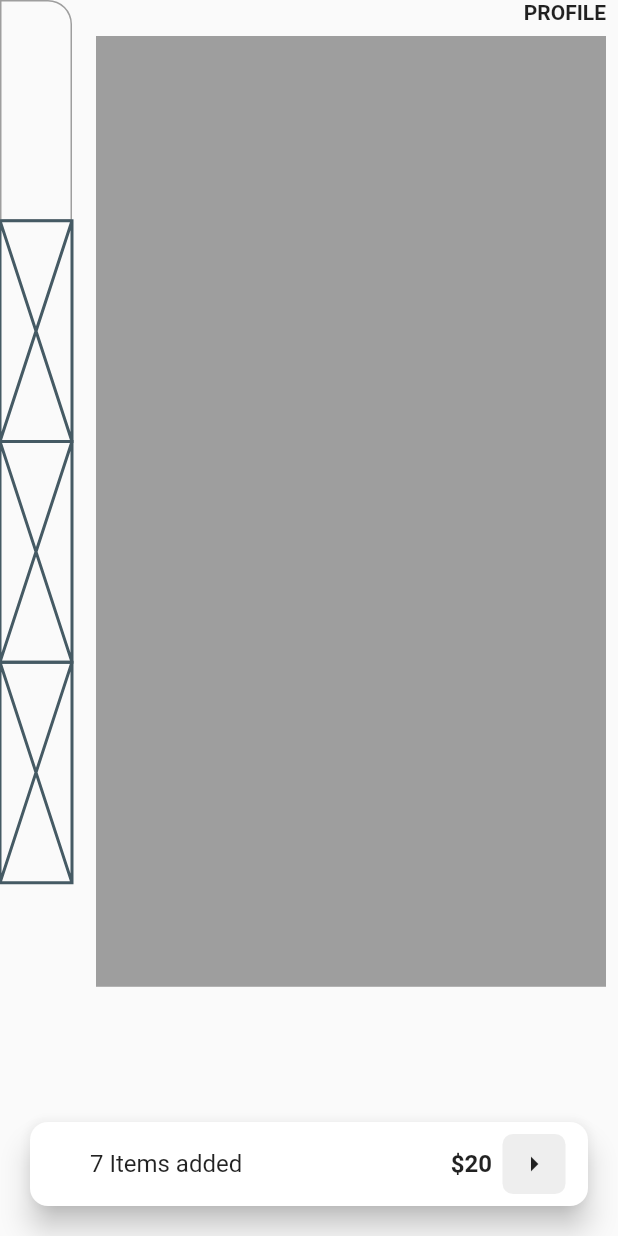
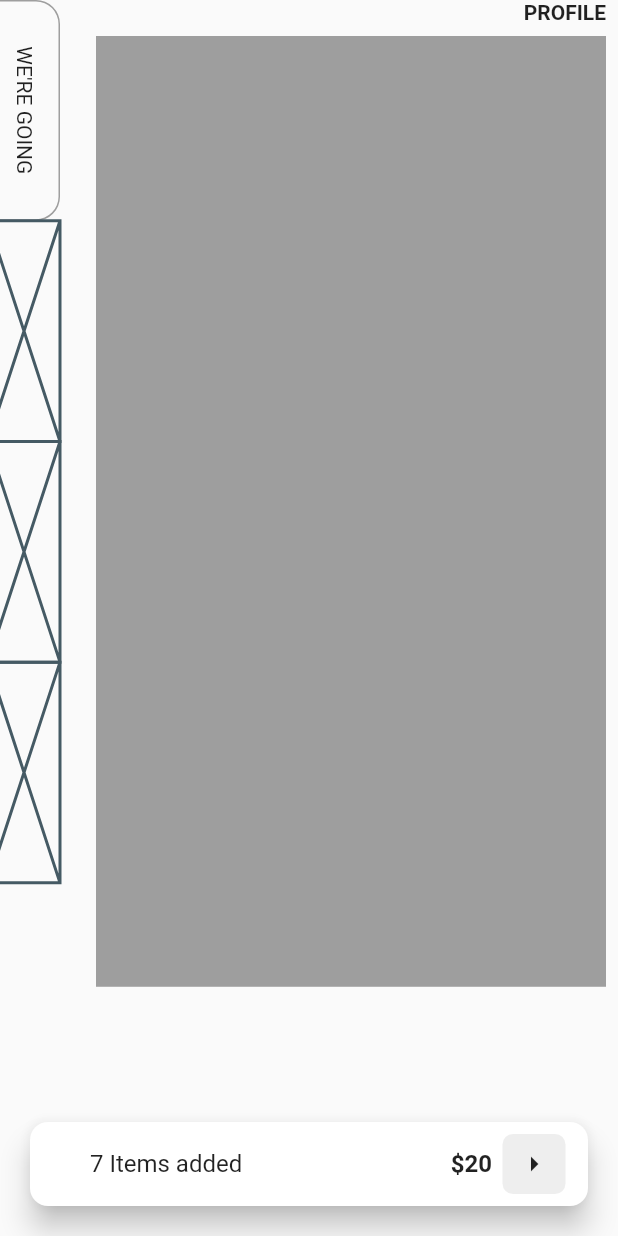
Before and after one commit to JAICHANGPARK/flutter_notebook_11th_story, a Flutter app: the screen it shows after launch, on a phone screen of 412 x 824 dp. Run offline on Flutter 3.47's test engine with Material 2 defaults, Android fonts, the phone set to English and light mode, and no system bars; our stand-ins replace backdrop, badges, flutter_inner_drawer, flutter_slidable, flutter_swiper, google_fonts.

Commit message:
Update food_bill_home_page.dart

```diff
--- a/lib/ep714_food_bill_app/ui/food_bill_home_page.dart
+++ b/lib/ep714_food_bill_app/ui/food_bill_home_page.dart
@@ -42,17 +42,26 @@ class _FoodBillHomePageState extends State<FoodBillHomePage> {
                           color: Colors.grey,
                         ),
                         borderRadius: BorderRadius.only(
-                          topRight: Radius.circular(16)
+                          topRight: Radius.circular(16),
+                          bottomRight:  Radius.circular(16)
                         )
                       ),
-                    )),
+                      child: Center(
+                        child: RotatedBox(
+                          quarterTurns: 1,
+                          child: Text("WE'RE GOING"),
+                        ),
+                      ),
+                    ),
+
+                    ),
                     Expanded(child: Placeholder()),
                     Expanded(child: Placeholder()),
                     Expanded(child: Placeholder()),
                   ],
                 ),
               ),
-              left: 0,
+              left: -8,
               top: 0,
             ),
             Positioned(
```
